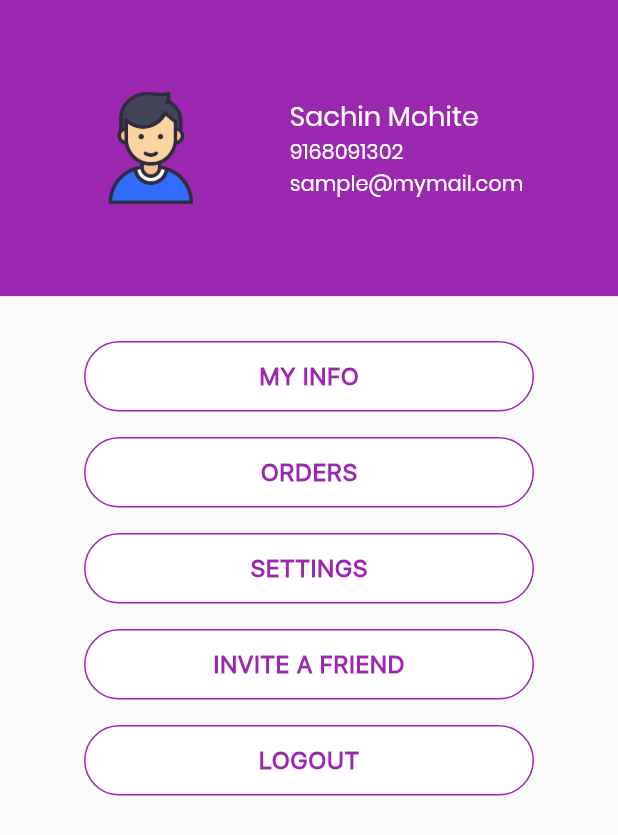
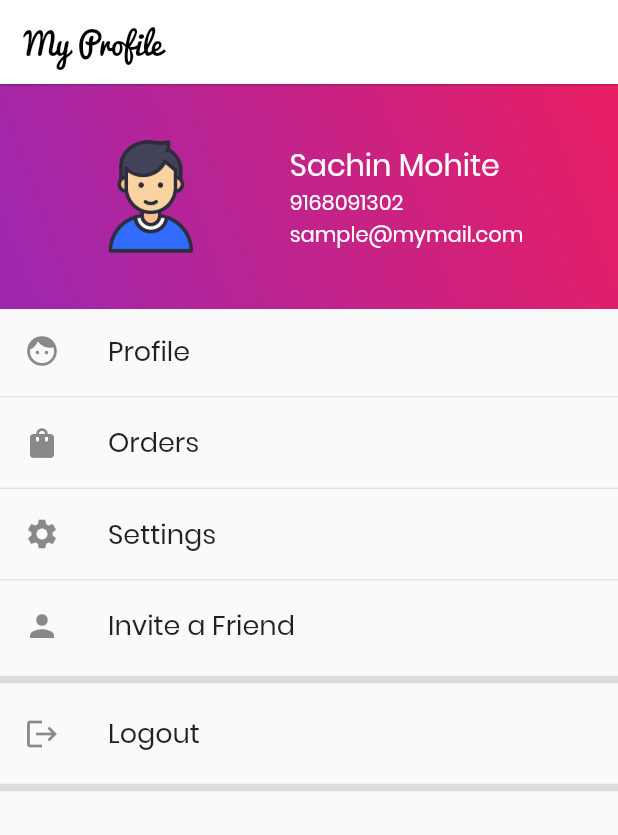
Before and after one commit to vaibhavcs99/ecoShop, a Flutter app: the ProfileScreen screen opened directly, on a phone screen of 412 x 824 dp. Shown: the top 835 px of the screen. Run offline on Flutter 3.47's test engine with Material 2 defaults, Android fonts, the phone set to English and light mode, and no system bars; our stand-ins replace carousel_pro; network calls fail.

Commit message:
profile_screen changes

```diff
--- a/lib/screens/navbar.dart
+++ b/lib/screens/navbar.dart
@@ -43,7 +43,7 @@ class _BottomTabsState extends State<BottomTabs> {
               icon: Icon(Icons.favorite), label: 'Favorite'),
           BottomNavigationBarItem(
               icon: Icon(Icons.shopping_bag), label: 'Cart'),
-          BottomNavigationBarItem(icon: Icon(Icons.face), label: 'Profile'),
+          BottomNavigationBarItem(icon: Icon(Icons.person), label: 'Account'),
         ],
       ),
     );
--- a/lib/screens/profile_screen.dart
+++ b/lib/screens/profile_screen.dart
@@ -1,3 +1,4 @@
+import 'package:ecoShop/shared/styles.dart';
 import 'package:flutter/material.dart';
 import 'profile_screen/myinfo.dart';
 
@@ -19,14 +20,21 @@ class _ProfileScreenState extends State<ProfileScreen> {
   @override
   Widget build(BuildContext context) {
     return Scaffold(
-      body: Column(children: <Widget>[
+      appBar: AppBar(
+        backgroundColor: Colors.white,
+        title: Text(
+          "My Profile",
+          style: TextStyle(fontFamily: 'pacifico', color: Colors.black),
+        ),
+        elevation: 0.5,
+      ),
+      body: ListView(children: [
         Container(
-          constraints: BoxConstraints.expand(
-            height:
-                Theme.of(context).textTheme.headline4.fontSize * 1.1 + 160.0,
+          decoration: BoxDecoration(
+            gradient: gradientButtons,
           ),
+          height: 150,
           padding: const EdgeInsets.all(8.0),
-          color: Colors.purple,
           alignment: Alignment.center,
           child:
               Row(mainAxisAlignment: MainAxisAlignment.spaceEvenly, children: [
@@ -48,8 +56,8 @@ class _ProfileScreenState extends State<ProfileScreen> {
                   style: TextStyle(
                     color: Colors.white,
                     fontFamily: 'poppins',
-                    fontSize: 18,
-                    fontWeight: FontWeight.w400,
+                    fontSize: 20,
+                    fontWeight: FontWeight.w500,
                   ),
                 ),
                 Text(
@@ -58,7 +66,7 @@ class _ProfileScreenState extends State<ProfileScreen> {
                     color: Colors.white,
                     fontFamily: 'poppins',
                     fontSize: 14,
-                    fontWeight: FontWeight.w400,
+                    fontWeight: FontWeight.w500,
                   ),
                 ),
                 Text(
@@ -67,153 +75,98 @@ class _ProfileScreenState extends State<ProfileScreen> {
                     color: Colors.white,
                     fontFamily: 'poppins',
                     fontSize: 14,
-                    fontWeight: FontWeight.w400,
+                    fontWeight: FontWeight.w500,
                   ),
                 ),
               ],
             ),
           ]),
         ),
-        SizedBox(
-          height: 30,
+        InkWell(
+            onTap: () {
+              openMyInfo(context);
+            },
+            child: ListTile(
+                title: Text("Profile",
+                    style: TextStyle(
+                        fontFamily: 'poppins',
+                        fontSize: 18,
+                        fontWeight: FontWeight.w500)),
+                leading: Icon(
+                  Icons.face,
+                ))),
+        Divider(
+          height: 5,
         ),
         InkWell(
             onTap: () {
-            openMyInfo();
+              openMyInfo(context);
             },
-          child: Container(
-            padding: EdgeInsets.symmetric(vertical: 13),
-            width: 300,
-            decoration: BoxDecoration(
-                borderRadius: BorderRadius.all(Radius.circular(40)),
-                color: Colors.white,
-                border: Border.all(color: Colors.purple)),
-            child: Center(
-              child: Text(
-                "MY INFO",
+            child: ListTile(
+                title: Text("Orders",
                     style: TextStyle(
-                  color: Colors.purple,
-                  fontFamily: 'sfpro',
-                  fontSize: 16,
-                  fontWeight: FontWeight.bold,
-                ),
-              ),
-            ),
-          ),
-        ),
-        SizedBox(
-          height: 17,
+                        fontFamily: 'poppins',
+                        fontSize: 18,
+                        fontWeight: FontWeight.w500)),
+                leading: Icon(
+                  Icons.shopping_bag,
+                ))),
+        Divider(
+          height: 5,
         ),
         InkWell(
             onTap: () {
-            //openMyInfo();
+              openMyInfo(context);
             },
-          child: Container(
-            padding: EdgeInsets.symmetric(vertical: 13),
-            width: 300,
-            decoration: BoxDecoration(
-                borderRadius: BorderRadius.all(Radius.circular(40)),
-                color: Colors.white,
-                border: Border.all(color: Colors.purple)),
-            child: Center(
-              child: Text(
-                "ORDERS",
+            child: ListTile(
+                title: Text("Settings",
                     style: TextStyle(
-                  color: Colors.purple,
-                  fontFamily: 'sfpro',
-                  fontSize: 16,
-                  fontWeight: FontWeight.bold,
-                ),
-              ),
-            ),
-          ),
-        ),
-        SizedBox(
-          height: 17,
+                        fontFamily: 'poppins',
+                        fontSize: 18,
+                        fontWeight: FontWeight.w500)),
+                leading: Icon(
+                  Icons.settings,
+                ))),
+        Divider(
+          height: 5,
         ),
         InkWell(
             onTap: () {
-            //openMyInfo();
+              openMyInfo(context);
             },
-          child: Container(
-            padding: EdgeInsets.symmetric(vertical: 13),
-            width: 300,
-            decoration: BoxDecoration(
-                borderRadius: BorderRadius.all(Radius.circular(40)),
-                color: Colors.white,
-                border: Border.all(color: Colors.purple)),
-            child: Center(
-              child: Text(
-                "SETTINGS",
+            child: ListTile(
+                title: Text("Invite a Friend",
                     style: TextStyle(
-                  color: Colors.purple,
-                  fontFamily: 'sfpro',
-                  fontSize: 16,
-                  fontWeight: FontWeight.bold,
-                ),
-              ),
-            ),
-          ),
-        ),
-        SizedBox(
-          height: 17,
+                        fontFamily: 'poppins',
+                        fontSize: 18,
+                        fontWeight: FontWeight.w500)),
+                leading: Icon(
+                  Icons.person,
+                ))),
+        Divider(
+          thickness: 5,
         ),
         InkWell(
             onTap: () {
-            //openMyInfo();
+              openMyInfo(context);
             },
-          child: Container(
-            padding: EdgeInsets.symmetric(vertical: 13),
-            width: 300,
-            decoration: BoxDecoration(
-                borderRadius: BorderRadius.all(Radius.circular(40)),
-                color: Colors.white,
-                border: Border.all(color: Colors.purple)),
-            child: Center(
-              child: Text(
-                "INVITE A FRIEND",
+            child: ListTile(
+                title: Text("Logout",
                     style: TextStyle(
-                  color: Colors.purple,
-                  fontFamily: 'sfpro',
-                  fontSize: 16,
-                  fontWeight: FontWeight.bold,
-                ),
-              ),
-            ),
-          ),
-        ),
-        SizedBox(
-          height: 17,
-        ),
-        InkWell(
-          onTap: () {
-            //openMyInfo();
-          },
-          child: Container(
-            padding: EdgeInsets.symmetric(vertical: 13),
-            width: 300,
-            decoration: BoxDecoration(
-                borderRadius: BorderRadius.all(Radius.circular(40)),
-                color: Colors.white,
-                border: Border.all(color: Colors.purple)),
-            child: Center(
-              child: Text(
-                "LOGOUT",
-                style: TextStyle(
-                  color: Colors.purple,
-                  fontFamily: 'sfpro',
-                  fontSize: 16,
-                  fontWeight: FontWeight.bold,
-                ),
-              ),
-            ),
-          ),
-        ),
+                        fontFamily: 'poppins',
+                        fontSize: 18,
+                        fontWeight: FontWeight.w500)),
+                leading: Icon(
+                  Icons.logout,
+                ))),
+        Divider(
+          thickness: 5,
+        )
       ]),
     );
   }
 
-  void openMyInfo() {
+  void openMyInfo(context) {
     Navigator.push(context, MaterialPageRoute(builder: (context) => Myinfo()));
   }
 }
```
Lines whose indentation alone changed are shown as unchanged.
